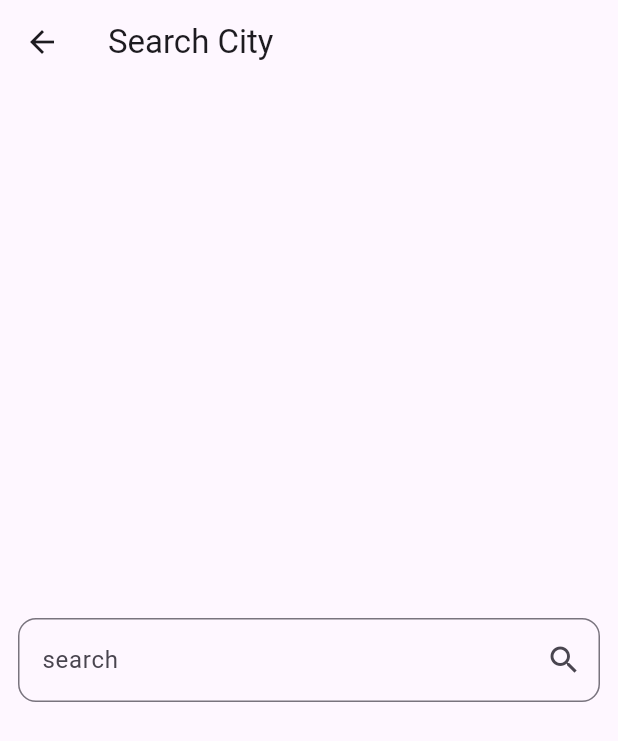
After one commit to KarimFawzy1/weather_app, a Flutter app: the screen it shows after launch, after a tap on the "search" icon, on a phone screen of 412 x 824 dp. The commit adds this screen. Shown: the top 741 px of the screen. Run offline on Flutter 3.47's test engine with Material 3 defaults, Android fonts, the phone set to English and light mode, and no system bars.

Commit message:
search view

```diff
--- a/lib/views/home_view.dart
+++ b/lib/views/home_view.dart
@@ -1,4 +1,5 @@
 import 'package:flutter/material.dart';
+import 'package:weather_app/views/search_view.dart';
 // import 'package:weather_app/widgets/no_weather_body.dart';
 import 'package:weather_app/widgets/weather_info_body.dart';
 
@@ -10,6 +11,20 @@ class HomeView extends StatelessWidget {
     return Scaffold(
       appBar: AppBar(
         title: const Text('Weather App'),
+        actions: [
+          IconButton(
+            onPressed: () {
+              Navigator.of(context).push(
+                MaterialPageRoute(
+                  builder: (context) => const SearchView(),
+                ),
+              );
+            },
+            icon: const Icon(
+              Icons.search,
+            ),
+          )
+        ],
       ),
       body: const WeatherInfoBody(),
     );
--- /dev/null
+++ b/lib/views/search_view.dart
@@ -0,0 +1,36 @@
+import 'dart:developer';
+
+import 'package:flutter/material.dart';
+
+class SearchView extends StatelessWidget {
+  const SearchView({super.key});
+
+  @override
+  Widget build(BuildContext context) {
+    return Scaffold(
+      appBar: AppBar(
+        title: const Text('Search City'),
+      ),
+      body: Center(
+          child: Padding(
+        padding: const EdgeInsets.all(12.0),
+        child: TextField(
+          onSubmitted: (value) {
+            log(value);
+          },
+          decoration: const InputDecoration(
+            label: Text("search"),
+            hintText: 'Enter city name',
+            border: OutlineInputBorder(
+              borderRadius: BorderRadius.all(Radius.circular(12)),
+              borderSide: BorderSide(
+                color: Colors.green,
+              ),
+            ),
+            suffixIcon: Icon(Icons.search),
+          ),
+        ),
+      )),
+    );
+  }
+}
```
